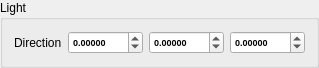
Above: interface/LightComp.ui from Razakhel/RaZor before the change. Below: the same form after it.
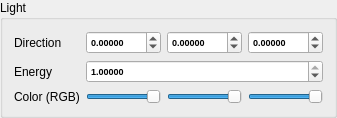
That is the form after the change.

Commit message: [Interface/LightComp] Added energy & light color

```diff
--- a/interface/LightComp.ui
+++ b/interface/LightComp.ui
@@ -6,8 +6,8 @@
    <rect>
     <x>0</x>
     <y>0</y>
-    <width>307</width>
-    <height>55</height>
+    <width>321</width>
+    <height>111</height>
    </rect>
   </property>
   <property name="windowTitle">
@@ -124,6 +124,122 @@
      </item>
     </layout>
    </item>
+   <item row="1" column="0">
+    <widget class="QLabel" name="energyLabel">
+     <property name="text">
+      <string>Energy</string>
+     </property>
+    </widget>
+   </item>
+   <item row="1" column="1">
+    <widget class="QDoubleSpinBox" name="energy">
+     <property name="font">
+      <font>
+       <pointsize>7</pointsize>
+       <weight>75</weight>
+       <bold>true</bold>
+      </font>
+     </property>
+     <property name="decimals">
+      <number>5</number>
+     </property>
+     <property name="maximum">
+      <double>1.000000000000000</double>
+     </property>
+     <property name="singleStep">
+      <double>0.050000000000000</double>
+     </property>
+     <property name="value">
+      <double>1.000000000000000</double>
+     </property>
+    </widget>
+   </item>
+   <item row="2" column="0">
+    <widget class="QLabel" name="colorLabel">
+     <property name="text">
+      <string>Color (RGB)</string>
+     </property>
+    </widget>
+   </item>
+   <item row="2" column="1">
+    <layout class="QHBoxLayout" name="colorLayout">
+     <item>
+      <widget class="QSlider" name="colorR">
+       <property name="maximumSize">
+        <size>
+         <width>75</width>
+         <height>16777215</height>
+        </size>
+       </property>
+       <property name="maximum">
+        <number>255</number>
+       </property>
+       <property name="singleStep">
+        <number>10</number>
+       </property>
+       <property name="pageStep">
+        <number>50</number>
+       </property>
+       <property name="value">
+        <number>255</number>
+       </property>
+       <property name="orientation">
+        <enum>Qt::Horizontal</enum>
+       </property>
+      </widget>
+     </item>
+     <item>
+      <widget class="QSlider" name="colorG">
+       <property name="maximumSize">
+        <size>
+         <width>75</width>
+         <height>16777215</height>
+        </size>
+       </property>
+       <property name="maximum">
+        <number>255</number>
+       </property>
+       <property name="singleStep">
+        <number>10</number>
+       </property>
+       <property name="pageStep">
+        <number>50</number>
+       </property>
+       <property name="value">
+        <number>255</number>
+       </property>
+       <property name="orientation">
+        <enum>Qt::Horizontal</enum>
+       </property>
+      </widget>
+     </item>
+     <item>
+      <widget class="QSlider" name="colorB">
+       <property name="maximumSize">
+        <size>
+         <width>75</width>
+         <height>16777215</height>
+        </size>
+       </property>
+       <property name="maximum">
+        <number>255</number>
+       </property>
+       <property name="singleStep">
+        <number>10</number>
+       </property>
+       <property name="pageStep">
+        <number>50</number>
+       </property>
+       <property name="value">
+        <number>255</number>
+       </property>
+       <property name="orientation">
+        <enum>Qt::Horizontal</enum>
+       </property>
+      </widget>
+     </item>
+    </layout>
+   </item>
   </layout>
  </widget>
  <resources/>
```
Left out of the diff: 2 changed lines with no effect on the pictures. The commit also changes 3 other files.
